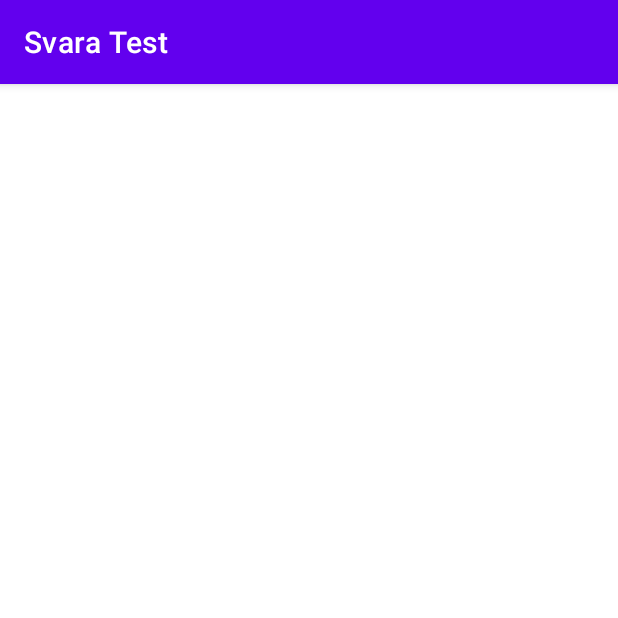
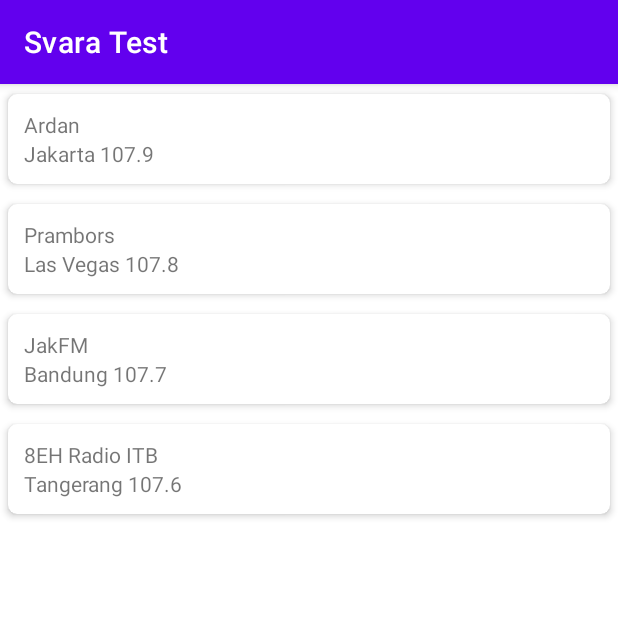
Before and after one commit to rehanadi30/svara-test-intern, an Android app: the RadioListActivity screen opened directly, with no data from a screen before it, on a phone screen of 412 x 824 dp, the top half of it. Run offline under Robolectric (Android 15) with nearby library versions, the phone set to English and light mode, and no system bars.

Commit message:
Radio Activity masuk data

```diff
--- a/src/app/src/main/java/com/bookingman/svaratest/RadioAdapter.java
+++ b/src/app/src/main/java/com/bookingman/svaratest/RadioAdapter.java
@@ -1,5 +1,6 @@
 package com.bookingman.svaratest;
 
+import android.content.Intent;
 import android.view.LayoutInflater;
 import android.view.View;
 import android.view.ViewGroup;
@@ -29,10 +30,22 @@
 
     @Override
     public void onBindViewHolder(RadioViewHolder holder, int position){
-        String freq = Float.toString(radioList.get(position).getFrequency());
+        String freq = Double.toString(radioList.get(position).getFrequency());
         String cf = radioList.get(position).getCity() + " " + freq;
         holder.txtNamaRadio.setText(radioList.get(position).getName());
         holder.txtCityFreq.setText(cf);
+
+        holder.txtNamaRadio.setOnClickListener(new View.OnClickListener(){
+            @Override
+            public void onClick(View v){
+                int id = radioList.get(position).getId();
+
+//                Intent intent = new Intent(this, RadioActivity.class);
+//                intent.putExtra("message_key", id);
+
+//                startActivity(intent);
+            }
+        });
     }
 
     @Override
--- a/src/app/src/main/java/com/bookingman/svaratest/RadioListActivity.java
+++ b/src/app/src/main/java/com/bookingman/svaratest/RadioListActivity.java
@@ -30,6 +30,9 @@
 
     private void addData() {
         radioArrayList = new ArrayList<>();
-
+        radioArrayList.add(new Radio("Ardan", "Jakarta", 107.9, "logo", "stream", "website", 1, "images"));
+        radioArrayList.add(new Radio("Prambors", "Las Vegas", 107.8, "logo", "stream", "website", 2, "images"));
+        radioArrayList.add(new Radio("JakFM", "Bandung", 107.7, "logo", "stream", "website", 3, "images"));
+        radioArrayList.add(new Radio("8EH Radio ITB", "Tangerang", 107.6, "logo", "stream", "website", 4, "images"));
     }
 }
--- /dev/null
+++ b/src/app/src/main/java/com/bookingman/svaratest/SharedPrefManager.java
@@ -0,0 +1,4 @@
+package com.bookingman.svaratest;
+
+public class SharedPrefManager {
+}
--- a/src/app/src/main/java/com/bookingman/svaratest/model/Radio.java
+++ b/src/app/src/main/java/com/bookingman/svaratest/model/Radio.java
@@ -3,14 +3,14 @@
 public class Radio {
     public String name;
     public String city;
-    public float frequency;
+    public double frequency;
     public String logo;
     public String stream;
     public String website;
     public int id;
     public String images;
 
-    public Radio(String name, String city, float frequency, String logo, String stream, String website, int id, String images) {
+    public Radio(String name, String city, double frequency, String logo, String stream, String website, int id, String images) {
         this.name = name;
         this.city = city;
         this.frequency = frequency;
@@ -37,7 +37,7 @@
         this.city = city;
     }
 
-    public float getFrequency() {
+    public double getFrequency() {
         return frequency;
     }
 
--- /dev/null
+++ b/src/app/src/main/res/layout/radio_activity.xml
@@ -0,0 +1,6 @@
+<?xml version="1.0" encoding="utf-8"?>
+<androidx.constraintlayout.widget.ConstraintLayout
+    xmlns:android="http://schemas.android.com/apk/res/android" android:layout_width="match_parent"
+    android:layout_height="match_parent">
+
+</androidx.constraintlayout.widget.ConstraintLayout>
```
Also changed, not shown: src/app/src/main/java/com/bookingman/svaratest/RadioActivity.java (+49 -0 lines), src/app/src/main/java/com/bookingman/svaratest/SignInActivity.java (+12 -0 lines).
